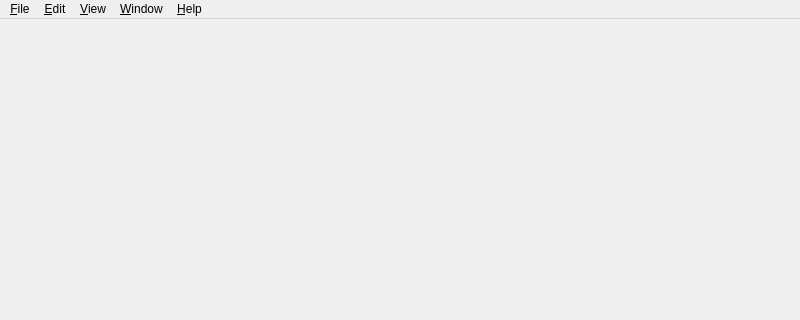
Qt form src/Gui/ui/MainWindow.ui (luyikei/VLMC) before a commit; both pictures show x 0 to 800 and y 0 to 320 of the 800 by 600 pixel window.
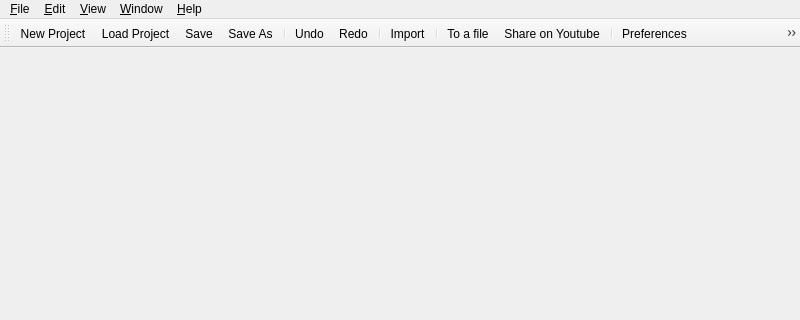
The same form after that commit. Icons and pictures are not drawn.

Commit message:
MainWindow: Add a toolbar.
Most actions doesn't have icons yet though.

The edit to the form file:
```diff
--- a/src/Gui/ui/MainWindow.ui
+++ b/src/Gui/ui/MainWindow.ui
@@ -90,11 +90,33 @@
    <addaction name="menuHelp"/>
   </widget>
   <widget class="QStatusBar" name="statusbar"/>
-  <action name="actionQuit">
-   <property name="text">
-    <string>&amp;Quit</string>
+  <widget class="QToolBar" name="toolBar">
+   <property name="windowTitle">
+    <string>toolBar</string>
    </property>
-  </action>
+   <attribute name="toolBarArea">
+    <enum>TopToolBarArea</enum>
+   </attribute>
+   <attribute name="toolBarBreak">
+    <bool>false</bool>
+   </attribute>
+   <addaction name="actionNew_Project"/>
+   <addaction name="actionLoad_Project"/>
+   <addaction name="actionSave"/>
+   <addaction name="actionSave_As"/>
+   <addaction name="separator"/>
+   <addaction name="actionUndo"/>
+   <addaction name="actionRedo"/>
+   <addaction name="separator"/>
+   <addaction name="actionImport"/>
+   <addaction name="separator"/>
+   <addaction name="actionRender"/>
+   <addaction name="actionShare_On_Youtube"/>
+   <addaction name="separator"/>
+   <addaction name="actionPreferences"/>
+   <addaction name="actionProject_Preferences"/>
+   <addaction name="actionFullscreen"/>
+  </widget>
   <action name="actionAbout">
    <property name="text">
     <string>&amp;About</string>
```
Left out of the diff: 15 changed lines with no effect on the pictures.
